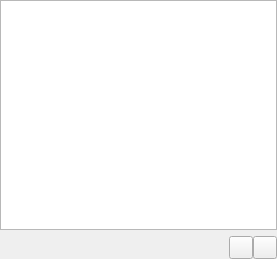
Old version of the form streams/streamspage.ui in the repository CDrummond/cantata.
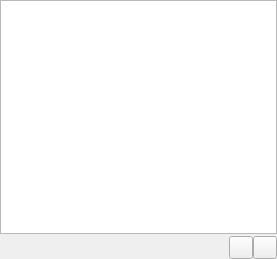
New version of the form. Custom widgets are drawn as their Qt base class.

Diff of the .ui file:
```diff
--- a/streams/streamspage.ui
+++ b/streams/streamspage.ui
@@ -11,6 +11,9 @@
    </rect>
   </property>
   <layout class="QVBoxLayout" name="vlayout">
+   <property name="spacing">
+    <number>2</number>
+   </property>
    <property name="leftMargin">
     <number>0</number>
    </property>
@@ -98,6 +101,11 @@
    <extends>QToolButton</extends>
    <header>toolbutton.h</header>
   </customwidget>
+  <customwidget>
+   <class>SizeWidget</class>
+   <extends>QWidget</extends>
+   <header>sizewidget.h</header>
+  </customwidget>
  </customwidgets>
  <resources/>
  <connections/>
```
Left out of the diff: 3 changed lines with no effect on the pictures.
